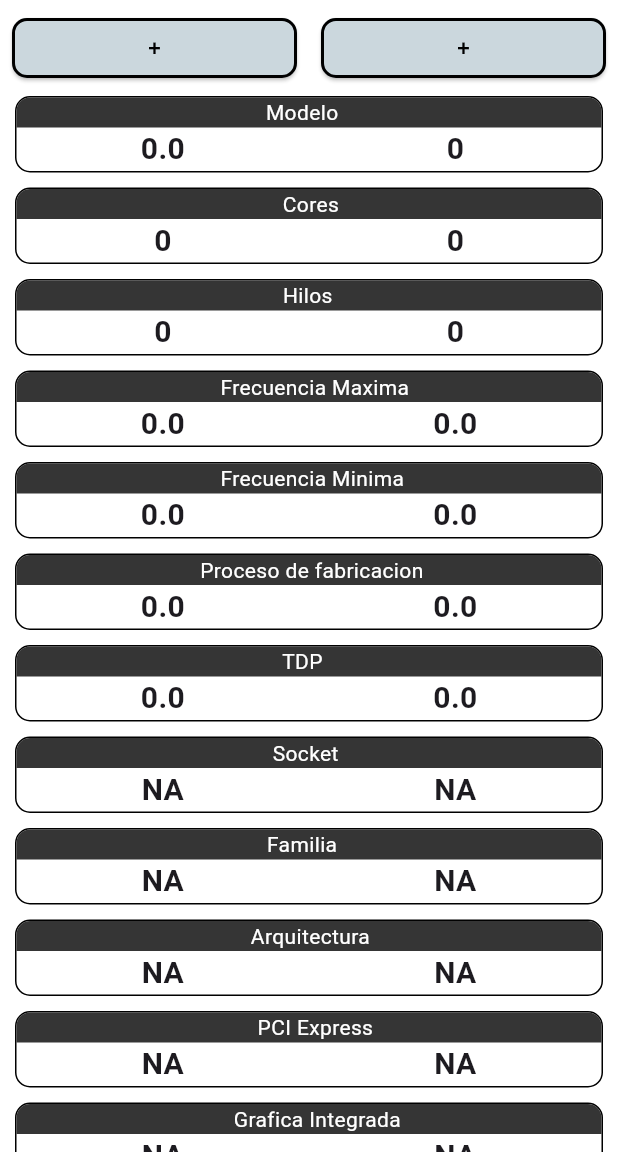
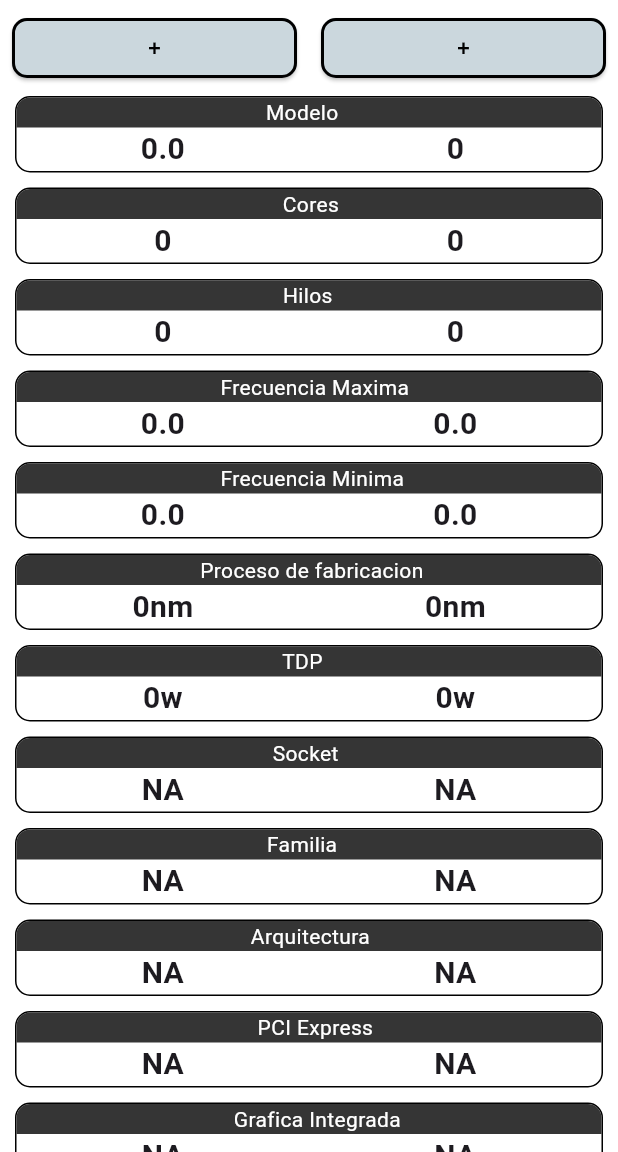
Before and after one commit to Vel935/cpuinfo-aplicaci-n, a Flutter app: the ComparatorAddPage screen opened by its route, on a phone screen of 412 x 824 dp, the part 84-1236 px from its top. Run offline on Flutter 3.47's test engine with Material 3 defaults, Android fonts, the phone set to English and light mode, and no system bars; our stand-ins replace cloud_firestore, firebase_auth, firebase_core, google_sign_in; accounts and stored records are empty.

Commit message:
Fixes en el front

```diff
--- a/lib/pages/comparator/ComparatorAddPage.dart
+++ b/lib/pages/comparator/ComparatorAddPage.dart
@@ -76,9 +76,9 @@ class ComparatorAddPage extends StatelessWidget {
                             "Proceso de",
                             data1 != null
                                 ? '${data1['lithography']}nm'
-                                : '0.0'),
+                                : '0nm'),
                         leftRow(
-                            "TD", data1 != null ? '${data1['tdp']}w' : '0.0'),
+                            "TD", data1 != null ? '${data1['tdp']}w' : '0w'),
                         leftRow(
                             "Soc", data1 != null ? '${data1['socket']}' : 'NA'),
                         leftRow(
@@ -89,8 +89,8 @@ class ComparatorAddPage extends StatelessWidget {
                             data1 != null ? '${data1['pciExpress']}' : 'NA'),
                         leftRow("Grafica ",
                             data1 != null ? '${data1['integratedGpu']}' : 'NA'),
-                        leftRow(
-                            "Pre", data1 != null ? '\$${data1['price']}' : '0'),
+                        leftRow("Pre",
+                            data1 != null ? '\$${data1['price']}' : '\$0'),
                         leftRow("Gene",
                             data1 != null ? '\$${data1['generation']}' : '0'),
                       ],
@@ -146,9 +146,9 @@ class ComparatorAddPage extends StatelessWidget {
                             " fabricacion",
                             data2 != null
                                 ? '${data2['lithography']}nm'
-                                : '0.0'),
+                                : '0nm'),
                         rightRow(
-                            "P", data2 != null ? '${data2['tdp']}w' : '0.0'),
+                            "P", data2 != null ? '${data2['tdp']}w' : '0w'),
                         rightRow(
                             "ket", data2 != null ? '${data2['socket']}' : 'NA'),
                         rightRow("ilia",
@@ -159,8 +159,8 @@ class ComparatorAddPage extends StatelessWidget {
                             data2 != null ? '${data2['pciExpress']}' : 'NA'),
                         rightRow("Integrada",
                             data2 != null ? '${data2['integratedGpu']}' : 'NA'),
-                        rightRow(
-                            "cio", data2 != null ? '\$${data2['price']}' : '0'),
+                        rightRow("cio",
+                            data2 != null ? '\$${data2['price']}' : '\$0'),
                         rightRow("racion",
                             data2 != null ? '${data2['generation']}' : '0'),
                       ],
```
